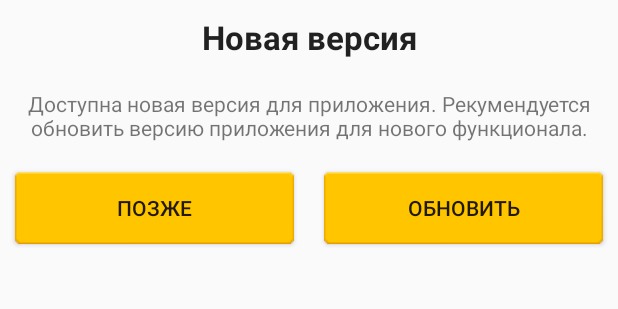
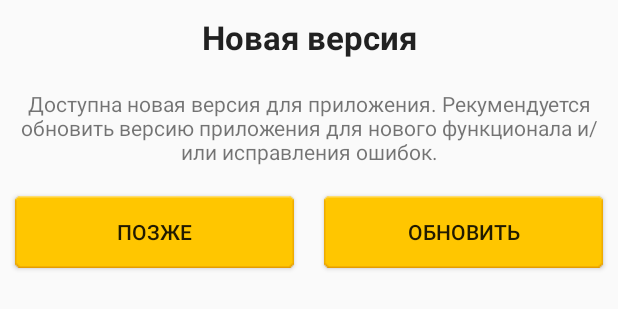
Before and after one commit to rusCom/aTaxiBooking, an Android app: the layout dialog_new_version.xml on its own in the app's theme, with its tools: preview values and no code run, on a phone screen of 412 x 824 dp. Shown: the top 309 px of the screen. Run offline under Robolectric (Android 15) with nearby library versions, the phone set to English and light mode, and no system bars.

Commit message:
0.01 (1)

```diff
--- a/app/src/main/res/values/strings.xml
+++ b/app/src/main/res/values/strings.xml
@@ -50,7 +50,7 @@
     <string name="tvUserAgreementText">Что бы продолжить, пожалуйста, ознакомьтесь и примите наши Условия и Политику конфиденциальности.</string>
     <!-- NewVersionDialog -->
     <string name="tvNewVersionCaption">Новая версия</string>
-    <string name="tvNewVersionText">Доступна новая версия для приложения. Рекумендуется обновить версию приложения для нового функционала.</string>
+    <string name="tvNewVersionText">Доступна новая версия для приложения. Рекумендуется обновить версию приложения для нового функционала и/или исправления ошибок.</string>
     <string name="btnNewVersionCancel">Позже</string>
     <string name="btnNewVersionOk">Обновить</string>
 
```
